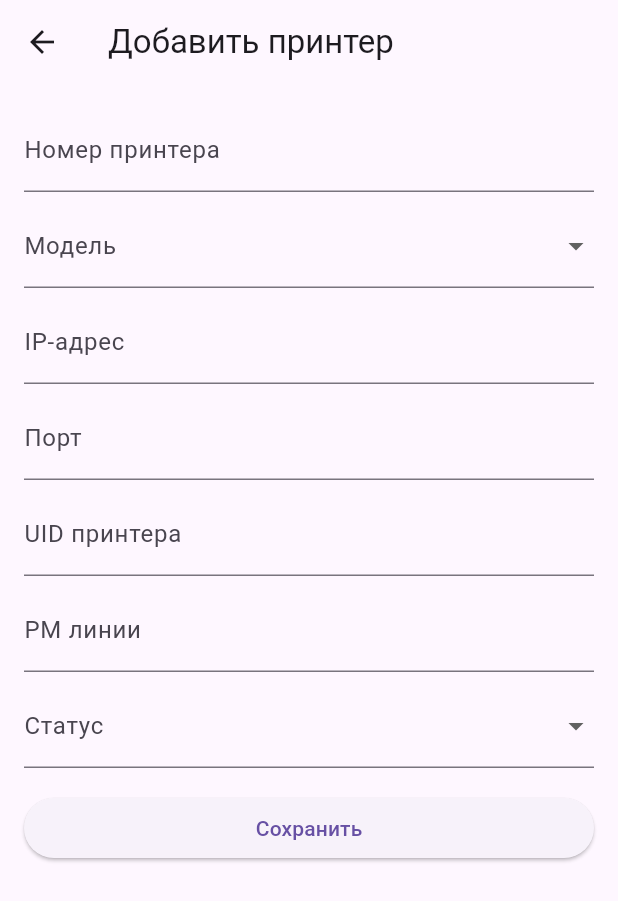
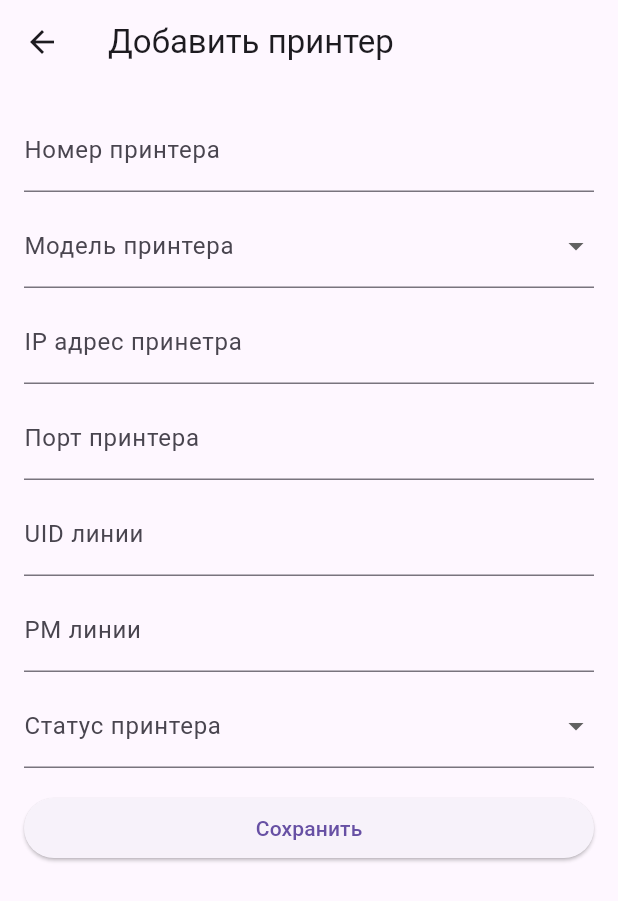
Before and after one commit to freezzorg/ManagingIndustrialPrinters, a Flutter app: the ManualEntryScreen screen opened by its route, on a phone screen of 412 x 824 dp. Shown: the top 901 px of the screen. Run offline on Flutter 3.47's test engine with Material 3 defaults, Android fonts, the phone set to English and light mode, and no system bars; our stand-ins replace shared_preferences; missing offline and left inert: mobile_scanner; accounts and stored records are empty.

Commit message:
fix Валидация поля UID линии

```diff
--- a/lib/screens/manual_entry_screen.dart
+++ b/lib/screens/manual_entry_screen.dart
@@ -70,7 +70,7 @@ class _ManualEntryScreenState extends State<ManualEntryScreen> {
               const SizedBox(height: 8),
               DropdownButtonFormField<PrinterModel>(
                 value: _selectedModel,
-                decoration: const InputDecoration(labelText: 'Модель'),
+                decoration: const InputDecoration(labelText: 'Модель принтера'),
                 items: PrinterModel.values
                     .where((model) => model != PrinterModel.unknown)
                     .map((model) => DropdownMenuItem(
@@ -86,7 +86,8 @@ class _ManualEntryScreenState extends State<ManualEntryScreen> {
               const SizedBox(height: 8),
               TextFormField(
                 controller: ipController,
-                decoration: const InputDecoration(labelText: 'IP-адрес'),
+                decoration:
+                    const InputDecoration(labelText: 'IP адрес принетра'),
                 keyboardType: TextInputType.number,
                 validator: (value) {
                   if (value == null || value.isEmpty) {
@@ -101,7 +102,7 @@ class _ManualEntryScreenState extends State<ManualEntryScreen> {
               const SizedBox(height: 8),
               TextFormField(
                 controller: portController,
-                decoration: const InputDecoration(labelText: 'Порт'),
+                decoration: const InputDecoration(labelText: 'Порт принтера'),
                 keyboardType: TextInputType.number,
                 validator: (value) {
                   if (value == null || value.isEmpty) {
@@ -113,7 +114,24 @@ class _ManualEntryScreenState extends State<ManualEntryScreen> {
               const SizedBox(height: 8),
               TextFormField(
                 controller: uidController,
-                decoration: const InputDecoration(labelText: 'UID принтера'),
+                decoration: const InputDecoration(labelText: 'UID линии'),
+                validator: (value) {
+                  final trimmed = value?.trim();
+                  if (trimmed == null || trimmed.isEmpty) {
+                    return null; // Пустое значение допустимо, подставим default UID
+                  }
+                  final uuidRegex = RegExp(
+                    r'^[0-9a-fA-F]{8}-'
+                    r'[0-9a-fA-F]{4}-'
+                    r'[0-9a-fA-F]{4}-'
+                    r'[0-9a-fA-F]{4}-'
+                    r'[0-9a-fA-F]{12}$',
+                  );
+                  if (!uuidRegex.hasMatch(trimmed)) {
+                    return 'Неверный формат UID';
+                  }
+                  return null;
+                },
               ),
               const SizedBox(height: 8),
               TextFormField(
@@ -123,7 +141,7 @@ class _ManualEntryScreenState extends State<ManualEntryScreen> {
               const SizedBox(height: 8),
               DropdownButtonFormField<PrinterStatus>(
                 value: _selectedStatus,
-                decoration: const InputDecoration(labelText: 'Статус'),
+                decoration: const InputDecoration(labelText: 'Статус принтера'),
                 items: PrinterStatus.values
                     .map((status) => DropdownMenuItem(
                           value: status,
```
